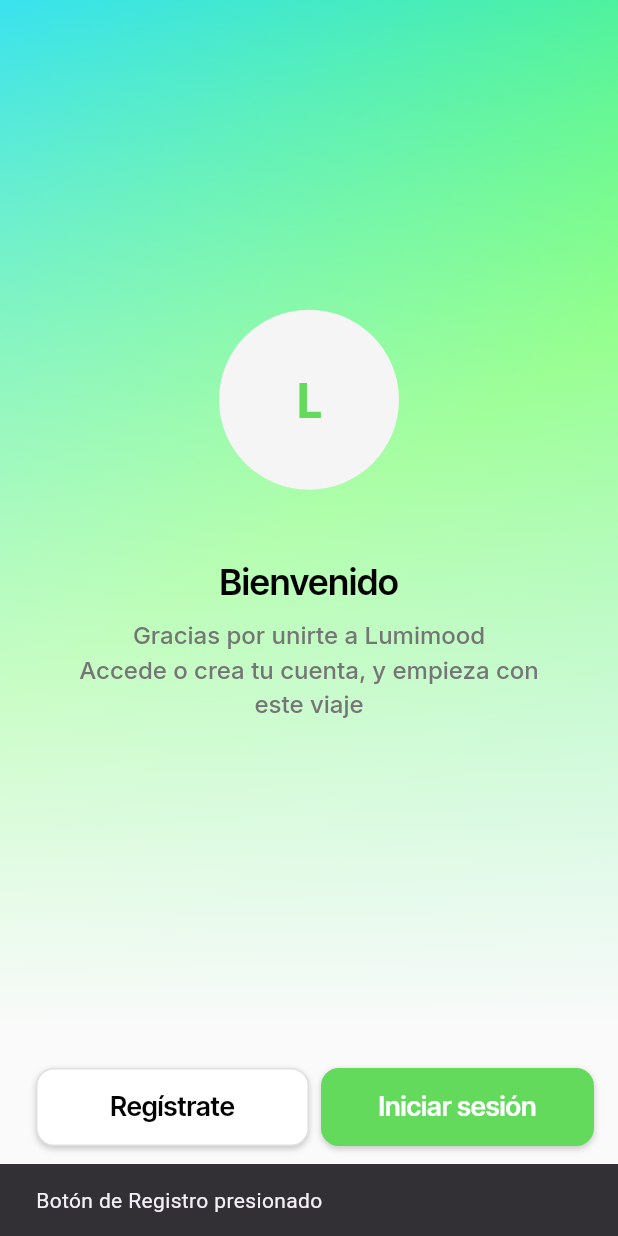
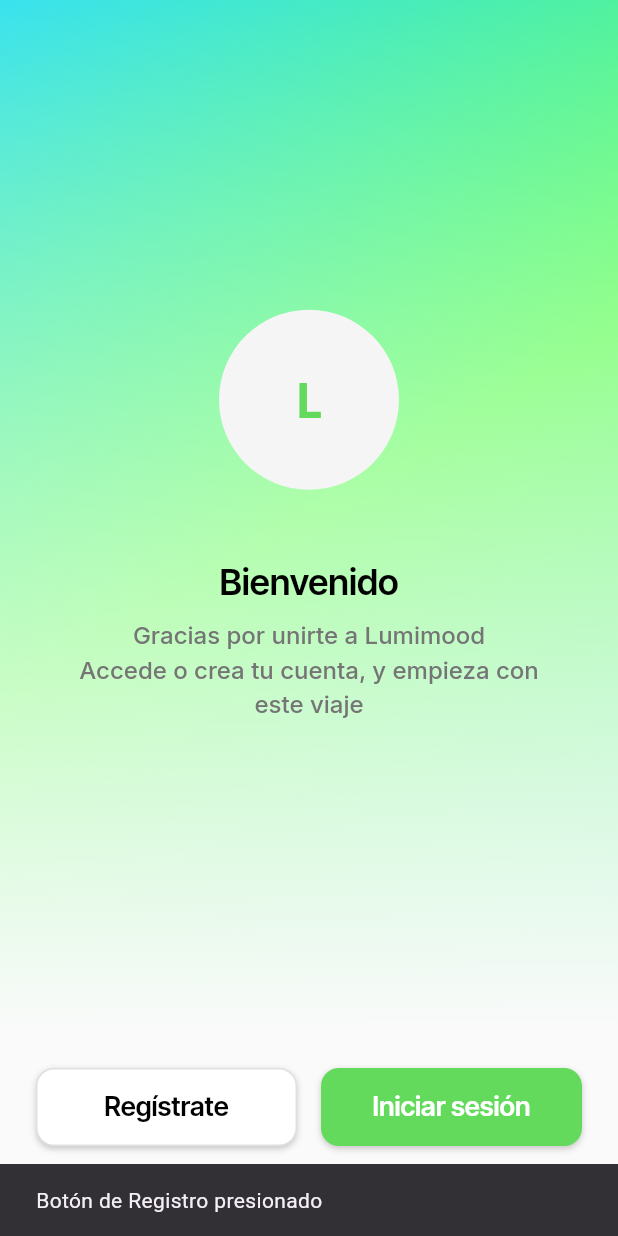
Before and after one commit to YaelAguilar/Lumimood-app, a Flutter app: the screen it shows after launch, after a tap on "Regístrate", on a phone screen of 412 x 824 dp. Run offline on Flutter 3.47's test engine with Material 3 defaults, Android fonts, the phone set to English and light mode, and no system bars; drawn by our look-alikes of flutter_animate; our stand-ins replace google_fonts.

Commit message:
Refactor welcome page implementation and remove unused files; add view model and animation extensions

```diff
--- /dev/null
+++ b/lib/core/extensions/animation_extensions.dart
@@ -0,0 +1,18 @@
+import 'package:flutter/material.dart';
+import 'package:flutter_animate/flutter_animate.dart';
+
+class AnimationInfo {
+  final AnimationTrigger trigger;
+  final List<Effect> Function() effectsBuilder;
+  AnimationInfo({required this.trigger, required this.effectsBuilder});
+}
+
+enum AnimationTrigger { onPageLoad }
+
+extension AnimateOnPageLoadExtension on Widget {
+  Widget animateOnPageLoad(AnimationInfo? animationInfo) {
+    if (animationInfo == null) return this;
+    final effects = animationInfo.effectsBuilder();
+    return animate().addEffects(effects);
+  }
+}
--- /dev/null
+++ b/lib/core/extensions/text_style_extensions.dart
@@ -0,0 +1,15 @@
+import 'package:flutter/material.dart';
+
+extension TextStyleExtension on TextStyle {
+  TextStyle override({
+    String? fontFamily,
+    Color? color,
+    double? letterSpacing,
+  }) {
+    return copyWith(
+      fontFamily: fontFamily,
+      color: color,
+      letterSpacing: letterSpacing,
+    );
+  }
+}
--- /dev/null
+++ b/lib/core/theme/app_theme.dart
@@ -0,0 +1,17 @@
+import 'package:flutter/material.dart';
+
+class AppTheme {
+  static AppTheme of(BuildContext context) => AppTheme();
+
+  Color get secondaryBackground => Colors.grey[50]!;
+  Color get accent4 => Colors.grey[100]!;
+  Color get primaryBackground => Colors.white;
+  Color get primaryText => Colors.black;
+  Color get alternate => Colors.grey[300]!;
+  Color get primaryColor => const Color(0xFF63DA5C);
+
+  TextStyle get displayLarge => const TextStyle(fontSize: 32, fontWeight: FontWeight.bold, color: Colors.black);
+  TextStyle get displaySmall => const TextStyle(fontSize: 24, fontWeight: FontWeight.w600, color: Colors.black);
+  TextStyle get labelMedium => TextStyle(fontSize: 16, fontWeight: FontWeight.w500, color: Colors.grey[600]);
+  TextStyle get titleSmall => const TextStyle(fontSize: 18, fontWeight: FontWeight.w600, color: Colors.black);
+}
--- a/lib/main.dart
+++ b/lib/main.dart
@@ -1,5 +1,5 @@
 import 'package:flutter/material.dart';
-import 'pages/welcome_page/welcome_page_widget.dart';
+import 'ui/welcome/view/welcome_page.dart';
 
 void main() {
   runApp(const MyApp());
@@ -16,17 +16,17 @@
         primarySwatch: Colors.blue,
         useMaterial3: true,
       ),
-      home: const WelcomePageWidget(),
+      home: const WelcomePage(),
       routes: {
-        '/login': (context) => const LoginPage(),
-        '/register': (context) => const RegisterPage(),
+        '/login': (context) => const LoginPagePlaceholder(),
+        '/register': (context) => const RegisterPagePlaceholder(),
       },
     );
   }
 }
 
-class LoginPage extends StatelessWidget {
-  const LoginPage({super.key});
+class LoginPagePlaceholder extends StatelessWidget {
+  const LoginPagePlaceholder({super.key});
   @override
   Widget build(BuildContext context) {
     return Scaffold(
@@ -36,8 +36,8 @@
   }
 }
 
-class RegisterPage extends StatelessWidget {
-  const RegisterPage({super.key});
+class RegisterPagePlaceholder extends StatelessWidget {
+  const RegisterPagePlaceholder({super.key});
   @override
   Widget build(BuildContext context) {
     return Scaffold(
--- a/lib/pages/welcome_page/welcome_page_model.dart
+++ /dev/null
@@ -1,16 +0,0 @@
-import 'package:flutter/material.dart';
-import 'welcome_page_widget.dart' show WelcomePageWidget;
-
-abstract class FlutterFlowModel<T extends StatefulWidget> extends ChangeNotifier {
-  void initState(BuildContext context);
-
-  @override
-  void dispose();
-}
-
-class WelcomePageModel extends FlutterFlowModel<WelcomePageWidget> {
-  @override
-  void initState(BuildContext context) {
-  }
-
-}
--- a/lib/pages/welcome_page/welcome_page_widget.dart
+++ /dev/null
@@ -1,187 +0,0 @@
-import 'package:flutter/material.dart';
-import 'package:flutter_animate/flutter_animate.dart';
-import 'package:google_fonts/google_fonts.dart';
-import 'package:provider/provider.dart';
-import 'welcome_page_model.dart';
-
-class FlutterFlowTheme {
-  static FlutterFlowTheme of(BuildContext context) => FlutterFlowTheme._();
-  FlutterFlowTheme._();
-  Color get secondaryBackground => Colors.grey[50]!;
-  Color get accent4 => Colors.grey[100]!;
-  Color get primaryBackground => Colors.white;
-  Color get primaryText => Colors.black;
-  Color get alternate => Colors.grey[300]!;
-  TextStyle get displayLarge => const TextStyle(fontSize: 32, fontWeight: FontWeight.bold, color: Colors.black);
-  TextStyle get displaySmall => const TextStyle(fontSize: 24, fontWeight: FontWeight.w600, color: Colors.black);
-  TextStyle get labelMedium => TextStyle(fontSize: 16, fontWeight: FontWeight.w500, color: Colors.grey[600]);
-  TextStyle get titleSmall => const TextStyle(fontSize: 18, fontWeight: FontWeight.w600, color: Colors.black);
-}
-
-class AnimationInfo {
-  final AnimationTrigger trigger;
-  final List<Effect> Function() effectsBuilder;
-  AnimationInfo({required this.trigger, required this.effectsBuilder});
-}
-enum AnimationTrigger { onPageLoad }
-
-extension AnimateOnPageLoadExtension on Widget {
-  Widget animateOnPageLoad(AnimationInfo? animationInfo) {
-    if (animationInfo == null) return this;
-    final effects = animationInfo.effectsBuilder();
-    return animate().addEffects(effects);
-  }
-}
-
-class FFButtonWidget extends StatelessWidget {
-  final VoidCallback? onPressed;
-  final String text;
-  final FFButtonOptions options;
-  const FFButtonWidget({super.key, this.onPressed, required this.text, required this.options});
-
-  @override
-  Widget build(BuildContext context) {
-    final hasElevation = options.elevation > 0;
-    return Container(
-      width: options.width,
-      height: options.height,
-      decoration: BoxDecoration(
-        color: options.color,
-        borderRadius: options.borderRadius,
-        border: Border.all(color: options.borderSide.color, width: options.borderSide.width),
-        boxShadow: hasElevation ? [BoxShadow(color: Colors.black.withAlpha(51), blurRadius: options.elevation, offset: Offset(0, options.elevation / 2))] : null,
-      ),
-      child: Material(
-        color: Colors.transparent,
-        child: InkWell(onTap: onPressed, borderRadius: options.borderRadius, child: Container(padding: options.padding, alignment: Alignment.center, child: Text(text, style: options.textStyle))),
-      ),
-    );
-  }
-}
-
-class FFButtonOptions {
-  final double? width, height;
-  final double elevation;
-  final EdgeInsetsGeometry padding, iconPadding;
-  final Color color;
-  final TextStyle textStyle;
-  final BorderSide borderSide;
-  final BorderRadius borderRadius;
-  FFButtonOptions({this.width, this.height, this.padding = EdgeInsets.zero, this.iconPadding = EdgeInsets.zero, required this.color, required this.textStyle, this.elevation = 0, this.borderSide = BorderSide.none, this.borderRadius = BorderRadius.zero});
-}
-
-extension TextStyleExtension on TextStyle { TextStyle override({String? fontFamily, Color? color, double? letterSpacing}) => copyWith(fontFamily: fontFamily, color: color, letterSpacing: letterSpacing); }
-
-class WelcomePageWidget extends StatefulWidget {
-  const WelcomePageWidget({super.key});
-  @override
-  State<WelcomePageWidget> createState() => _WelcomePageWidgetState();
-}
-
-class _WelcomePageWidgetState extends State<WelcomePageWidget> with TickerProviderStateMixin {
-  final scaffoldKey = GlobalKey<ScaffoldState>();
-  final animationsMap = <String, AnimationInfo>{};
-
-  @override
-  void initState() {
-    super.initState();
-    animationsMap.addAll({
-      'containerOnPageLoadAnimation1': AnimationInfo(trigger: AnimationTrigger.onPageLoad, effectsBuilder: () => [VisibilityEffect(duration: 1.ms), FadeEffect(curve: Curves.easeInOut, delay: 0.0.ms, duration: 400.0.ms, begin: 0.0, end: 1.0), ScaleEffect(curve: Curves.easeInOut, delay: 0.0.ms, duration: 400.0.ms, begin: const Offset(3.0, 3.0), end: const Offset(1.0, 1.0))]),
-      'containerOnPageLoadAnimation2': AnimationInfo(trigger: AnimationTrigger.onPageLoad, effectsBuilder: () => [VisibilityEffect(duration: 300.ms), FadeEffect(curve: Curves.easeInOut, delay: 300.0.ms, duration: 300.0.ms, begin: 0.0, end: 1.0), ScaleEffect(curve: Curves.bounceOut, delay: 300.0.ms, duration: 300.0.ms, begin: const Offset(0.6, 0.6), end: const Offset(1.0, 1.0))]),
-      'textOnPageLoadAnimation1': AnimationInfo(trigger: AnimationTrigger.onPageLoad, effectsBuilder: () => [VisibilityEffect(duration: 350.ms), FadeEffect(curve: Curves.easeInOut, delay: 350.0.ms, duration: 400.0.ms, begin: 0.0, end: 1.0), MoveEffect(curve: Curves.easeInOut, delay: 350.0.ms, duration: 400.0.ms, begin: const Offset(0.0, 30.0), end: const Offset(0.0, 0.0))]),
-      'textOnPageLoadAnimation2': AnimationInfo(trigger: AnimationTrigger.onPageLoad, effectsBuilder: () => [VisibilityEffect(duration: 400.ms), FadeEffect(curve: Curves.easeInOut, delay: 400.0.ms, duration: 400.0.ms, begin: 0.0, end: 1.0), MoveEffect(curve: Curves.easeInOut, delay: 400.0.ms, duration: 400.0.ms, begin: const Offset(0.0, 30.0), end: const Offset(0.0, 0.0))]),
-      'rowOnPageLoadAnimation': AnimationInfo(trigger: AnimationTrigger.onPageLoad, effectsBuilder: () => [VisibilityEffect(duration: 300.ms), FadeEffect(curve: Curves.easeInOut, delay: 300.0.ms, duration: 600.0.ms, begin: 0.0, end: 1.0), ScaleEffect(curve: Curves.bounceOut, delay: 300.0.ms, duration: 600.0.ms, begin: const Offset(0.6, 0.6), end: const Offset(1.0, 1.0))]),
-    });
-  }
-
-  @override
-  Widget build(BuildContext context) {
-    return ChangeNotifierProvider(
-      create: (context) => WelcomePageModel(),
-      child: Consumer<WelcomePageModel>(
-        builder: (context, model, child) {
-          return GestureDetector(
-            onTap: () => FocusManager.instance.primaryFocus?.unfocus(),
-            child: Scaffold(
-              key: scaffoldKey,
-              backgroundColor: FlutterFlowTheme.of(context).secondaryBackground,
-              body: Column(
-                mainAxisSize: MainAxisSize.max,
-                mainAxisAlignment: MainAxisAlignment.spaceBetween,
-                children: [
-                  Expanded(
-                    child: Container(
-                      width: double.infinity,
-                      height: 500,
-                      decoration: const BoxDecoration(gradient: LinearGradient(colors: [Color(0xFF39E2EF), Color(0xFF63FF59), Color(0xFF60EE9E)], stops: [0, 0.5, 1], begin: AlignmentDirectional(-1, -1), end: AlignmentDirectional(1, 1))),
-                      child: Container(
-                        width: 100,
-                        height: 100,
-                        decoration: BoxDecoration(gradient: LinearGradient(colors: [const Color(0x00FFFFFF), FlutterFlowTheme.of(context).secondaryBackground], stops: const [0, 1], begin: const AlignmentDirectional(0, -1), end: const AlignmentDirectional(0, 1))),
-                        child: Column(
-                          mainAxisSize: MainAxisSize.max,
-                          mainAxisAlignment: MainAxisAlignment.center,
-                          children: [
-                            Container(width: 120, height: 120, decoration: BoxDecoration(color: FlutterFlowTheme.of(context).accent4, shape: BoxShape.circle), child: Align(alignment: const AlignmentDirectional(0, 0), child: Text('L', style: FlutterFlowTheme.of(context).displayLarge.override(fontFamily: GoogleFonts.notoSans().fontFamily, color: const Color(0xFF63DA5C), letterSpacing: 0.0)))).animateOnPageLoad(animationsMap['containerOnPageLoadAnimation2']),
-                            Padding(padding: const EdgeInsetsDirectional.fromSTEB(0, 44, 0, 0), child: Text('Bienvenido', style: FlutterFlowTheme.of(context).displaySmall.override(fontFamily: GoogleFonts.interTight().fontFamily, letterSpacing: 0.0))).animateOnPageLoad(animationsMap['textOnPageLoadAnimation1']),
-                            Padding(padding: const EdgeInsetsDirectional.fromSTEB(44, 8, 44, 0), child: Text('Gracias por unirte a Lumimood \nAccede o crea tu cuenta, y empieza con este viaje', textAlign: TextAlign.center, style: FlutterFlowTheme.of(context).labelMedium.override(fontFamily: GoogleFonts.inter().fontFamily, letterSpacing: 0.0))).animateOnPageLoad(animationsMap['textOnPageLoadAnimation2']),
-                          ],
-                        ),
-                      ),
-                    ).animateOnPageLoad(animationsMap['containerOnPageLoadAnimation1']),
-                  ),
-                  Padding(
-                    padding: const EdgeInsetsDirectional.fromSTEB(16, 24, 16, 44),
-                    child: Row(
-                      mainAxisSize: MainAxisSize.max,
-                      children: [
-                        Expanded(
-                          child: Align(
-                            alignment: const AlignmentDirectional(0, 0),
-                            child: Padding(
-                              padding: const EdgeInsetsDirectional.fromSTEB(8, 0, 0, 16),
-                              child: FFButtonWidget(
-                                onPressed: () {
-                                  ScaffoldMessenger.of(context).showSnackBar(
-                                    const SnackBar(
-                                      content: Text('Botón de Registro presionado'),
-                                    ),
-                                  );
-                                },
-                                text: 'Regístrate',
-                                options: FFButtonOptions(width: 230, height: 52, color: FlutterFlowTheme.of(context).primaryBackground, textStyle: FlutterFlowTheme.of(context).titleSmall.override(fontFamily: GoogleFonts.interTight().fontFamily, color: FlutterFlowTheme.of(context).primaryText, letterSpacing: 0.0), elevation: 3, borderSide: BorderSide(color: FlutterFlowTheme.of(context).alternate, width: 1), borderRadius: BorderRadius.circular(12)),
-                              ),
-                            ),
-                          ),
-                        ),
-                        Expanded(
-                          child: Align(
-                            alignment: const AlignmentDirectional(0, 0),
-                            child: Padding(
-                              padding: const EdgeInsetsDirectional.fromSTEB(8, 0, 0, 16),
-                              child: FFButtonWidget(
-                                onPressed: () {
-                                  ScaffoldMessenger.of(context).showSnackBar(
-                                    const SnackBar(
-                                      content: Text('Botón de Iniciar Sesión presionado'),
-                                    ),
-                                  );
-                                },
-                                text: 'Iniciar sesión',
-                                options: FFButtonOptions(width: 230, height: 52, color: const Color(0xFF63DA5C), textStyle: FlutterFlowTheme.of(context).titleSmall.override(fontFamily: GoogleFonts.interTight().fontFamily, color: Colors.white, letterSpacing: 0.0), elevation: 3, borderSide: const BorderSide(color: Colors.transparent, width: 1), borderRadius: BorderRadius.circular(12)),
-                              ),
-                            ),
-                          ),
-                        ),
-                      ],
-                    ).animateOnPageLoad(animationsMap['rowOnPageLoadAnimation']),
-                  ),
-                ],
-              ),
-            ),
-          );
-        },
-      ),
-    );
-  }
-}
--- /dev/null
+++ b/lib/ui/shared_widgets/custom_button.dart
@@ -0,0 +1,71 @@
+import 'package:flutter/material.dart';
+
+class CustomButton extends StatelessWidget {
+  final VoidCallback? onPressed;
+  final String text;
+  final ButtonOptions options;
+
+  const CustomButton({
+    super.key,
+    this.onPressed,
+    required this.text,
+    required this.options,
+  });
+
+  @override
+  Widget build(BuildContext context) {
+    final hasElevation = options.elevation > 0;
+
+    return Container(
+      width: options.width,
+      height: options.height,
+      decoration: BoxDecoration(
+        color: options.color,
+        borderRadius: options.borderRadius,
+        border: Border.all(color: options.borderSide.color, width: options.borderSide.width),
+        boxShadow: hasElevation
+            ? [
+                BoxShadow(
+                  color: Colors.black.withAlpha(51), // 0.2 opacity
+                  blurRadius: options.elevation,
+                  offset: Offset(0, options.elevation / 2),
+                )
+              ]
+            : null,
+      ),
+      child: Material(
+        color: Colors.transparent,
+        child: InkWell(
+          onTap: onPressed,
+          borderRadius: options.borderRadius,
+          child: Container(
+            padding: options.padding,
+            alignment: Alignment.center,
+            child: Text(text, style: options.textStyle),
+          ),
+        ),
+      ),
+    );
+  }
+}
+
+class ButtonOptions {
+  final double? width, height;
+  final double elevation;
+  final EdgeInsetsGeometry padding;
+  final Color color;
+  final TextStyle textStyle;
+  final BorderSide borderSide;
+  final BorderRadius borderRadius;
+
+  ButtonOptions({
+    this.width,
+    this.height,
+    this.padding = EdgeInsets.zero,
+    required this.color,
+    required this.textStyle,
+    this.elevation = 0,
+    this.borderSide = BorderSide.none,
+    this.borderRadius = BorderRadius.zero,
+  });
+}
--- /dev/null
+++ b/lib/ui/welcome/view/welcome_page.dart
@@ -0,0 +1,143 @@
+import 'package:flutter/material.dart';
+import 'package:flutter_animate/flutter_animate.dart';
+import 'package:google_fonts/google_fonts.dart';
+import 'package:provider/provider.dart';
+
+import '../../../core/theme/app_theme.dart';
+import '../../../core/extensions/animation_extensions.dart';
+import '../../../core/extensions/text_style_extensions.dart';
+import '../../shared_widgets/custom_button.dart';
+import '../viewmodel/welcome_viewmodel.dart';
+
+class WelcomePage extends StatefulWidget {
+  const WelcomePage({super.key});
+
+  @override
+  State<WelcomePage> createState() => _WelcomePageState();
+}
+
+class _WelcomePageState extends State<WelcomePage> with TickerProviderStateMixin {
+  final scaffoldKey = GlobalKey<ScaffoldState>();
+  final animationsMap = <String, AnimationInfo>{};
+
+  @override
+  void initState() {
+    super.initState();
+    animationsMap.addAll({
+      'containerOnPageLoadAnimation1': AnimationInfo(trigger: AnimationTrigger.onPageLoad, effectsBuilder: () => [VisibilityEffect(duration: 1.ms), FadeEffect(curve: Curves.easeInOut, duration: 400.0.ms, begin: 0.0, end: 1.0), ScaleEffect(curve: Curves.easeInOut, duration: 400.0.ms, begin: const Offset(3.0, 3.0), end: const Offset(1.0, 1.0))]),
+      'containerOnPageLoadAnimation2': AnimationInfo(trigger: AnimationTrigger.onPageLoad, effectsBuilder: () => [VisibilityEffect(duration: 300.ms), FadeEffect(curve: Curves.easeInOut, delay: 300.0.ms, duration: 300.0.ms, begin: 0.0, end: 1.0), ScaleEffect(curve: Curves.bounceOut, delay: 300.0.ms, duration: 300.0.ms, begin: const Offset(0.6, 0.6), end: const Offset(1.0, 1.0))]),
+      'textOnPageLoadAnimation1': AnimationInfo(trigger: AnimationTrigger.onPageLoad, effectsBuilder: () => [VisibilityEffect(duration: 350.ms), FadeEffect(curve: Curves.easeInOut, delay: 350.0.ms, duration: 400.0.ms, begin: 0.0, end: 1.0), MoveEffect(curve: Curves.easeInOut, delay: 350.0.ms, duration: 400.0.ms, begin: const Offset(0.0, 30.0), end: const Offset(0.0, 0.0))]),
+      'textOnPageLoadAnimation2': AnimationInfo(trigger: AnimationTrigger.onPageLoad, effectsBuilder: () => [VisibilityEffect(duration: 400.ms), FadeEffect(curve: Curves.easeInOut, delay: 400.0.ms, duration: 400.0.ms, begin: 0.0, end: 1.0), MoveEffect(curve: Curves.easeInOut, delay: 400.0.ms, duration: 400.0.ms, begin: const Offset(0.0, 30.0), end: const Offset(0.0, 0.0))]),
+      'rowOnPageLoadAnimation': AnimationInfo(trigger: AnimationTrigger.onPageLoad, effectsBuilder: () => [VisibilityEffect(duration: 300.ms), FadeEffect(curve: Curves.easeInOut, delay: 300.0.ms, duration: 600.0.ms, begin: 0.0, end: 1.0), ScaleEffect(curve: Curves.bounceOut, delay: 300.0.ms, duration: 600.0.ms, begin: const Offset(0.6, 0.6), end: const Offset(1.0, 1.0))]),
+    });
+  }
+
+  @override
+  Widget build(BuildContext context) {
+    final theme = AppTheme.of(context);
+
+    return ChangeNotifierProvider(
+      create: (context) => WelcomeViewModel(),
+      child: Consumer<WelcomeViewModel>(
+        builder: (context, viewModel, child) {
+          return GestureDetector(
+            onTap: () => FocusManager.instance.primaryFocus?.unfocus(),
+            child: Scaffold(
+              key: scaffoldKey,
+              backgroundColor: theme.secondaryBackground,
+              body: Column(
+                mainAxisSize: MainAxisSize.max,
+                mainAxisAlignment: MainAxisAlignment.spaceBetween,
+                children: [
+                  Expanded(
+                    child: Container(
+                      width: double.infinity,
+                      height: 500,
+                      decoration: const BoxDecoration(gradient: LinearGradient(colors: [Color(0xFF39E2EF), Color(0xFF63FF59), Color(0xFF60EE9E)], stops: [0, 0.5, 1], begin: AlignmentDirectional(-1, -1), end: AlignmentDirectional(1, 1))),
+                      child: Container(
+                        width: 100,
+                        height: 100,
+                        decoration: BoxDecoration(gradient: LinearGradient(colors: [const Color(0x00FFFFFF), theme.secondaryBackground], stops: const [0, 1], begin: const AlignmentDirectional(0, -1), end: const AlignmentDirectional(0, 1))),
+                        child: Column(
+                          mainAxisSize: MainAxisSize.max,
+                          mainAxisAlignment: MainAxisAlignment.center,
+                          children: [
+                            Container(
+                              width: 120,
+                              height: 120,
+                              decoration: BoxDecoration(color: theme.accent4, shape: BoxShape.circle),
+                              child: Align(
+                                alignment: const AlignmentDirectional(0, 0),
+                                child: Text('L', style: theme.displayLarge.override(fontFamily: GoogleFonts.notoSans().fontFamily, color: theme.primaryColor, letterSpacing: 0.0)),
+                              ),
+                            ).animateOnPageLoad(animationsMap['containerOnPageLoadAnimation2']),
+                            Padding(
+                              padding: const EdgeInsetsDirectional.fromSTEB(0, 44, 0, 0),
+                              child: Text('Bienvenido', style: theme.displaySmall.override(fontFamily: GoogleFonts.interTight().fontFamily, letterSpacing: 0.0)),
+                            ).animateOnPageLoad(animationsMap['textOnPageLoadAnimation1']),
+                            Padding(
+                              padding: const EdgeInsetsDirectional.fromSTEB(44, 8, 44, 0),
+                              child: Text('Gracias por unirte a Lumimood \nAccede o crea tu cuenta, y empieza con este viaje', textAlign: TextAlign.center, style: theme.labelMedium.override(fontFamily: GoogleFonts.inter().fontFamily, letterSpacing: 0.0)),
+                            ).animateOnPageLoad(animationsMap['textOnPageLoadAnimation2']),
+                          ],
+                        ),
+                      ),
+                    ).animateOnPageLoad(animationsMap['containerOnPageLoadAnimation1']),
+                  ),
+                  Padding(
+                    padding: const EdgeInsetsDirectional.fromSTEB(16, 24, 16, 44),
+                    child: Row(
+                      mainAxisSize: MainAxisSize.max,
+                      children: [
+                        Expanded(
+                          child: Padding(
+                            padding: const EdgeInsetsDirectional.fromSTEB(8, 0, 8, 16),
+                            child: CustomButton(
+                              onPressed: () {
+                                ScaffoldMessenger.of(context).showSnackBar(const SnackBar(content: Text('Botón de Registro presionado')));
+                              },
+                              text: 'Regístrate',
+                              options: ButtonOptions(
+                                width: 230,
+                                height: 52,
+                                color: theme.primaryBackground,
+                                textStyle: theme.titleSmall.override(fontFamily: GoogleFonts.interTight().fontFamily, color: theme.primaryText, letterSpacing: 0.0),
+                                elevation: 3,
+                                borderSide: BorderSide(color: theme.alternate, width: 1),
+                                borderRadius: BorderRadius.circular(12),
+                              ),
+                            ),
+                          ),
+                        ),
+                        Expanded(
+                          child: Padding(
+                            padding: const EdgeInsetsDirectional.fromSTEB(8, 0, 8, 16),
+                            child: CustomButton(
+                              onPressed: () {
+                                ScaffoldMessenger.of(context).showSnackBar(const SnackBar(content: Text('Botón de Iniciar Sesión presionado')));
+                              },
+                              text: 'Iniciar sesión',
+                              options: ButtonOptions(
+                                width: 230,
+                                height: 52,
+                                color: theme.primaryColor,
+                                textStyle: theme.titleSmall.override(fontFamily: GoogleFonts.interTight().fontFamily, color: Colors.white, letterSpacing: 0.0),
+                                elevation: 3,
+                                borderSide: const BorderSide(color: Colors.transparent, width: 1),
+                                borderRadius: BorderRadius.circular(12),
+                              ),
+                            ),
+                          ),
+                        ),
+                      ],
+                    ).animateOnPageLoad(animationsMap['rowOnPageLoadAnimation']),
+                  ),
+                ],
+              ),
+            ),
+          );
+        },
+      ),
+    );
+  }
+}
--- /dev/null
+++ b/lib/ui/welcome/viewmodel/welcome_viewmodel.dart
@@ -0,0 +1,4 @@
+import 'package:flutter/material.dart';
+
+class WelcomeViewModel extends ChangeNotifier {
+}
```
